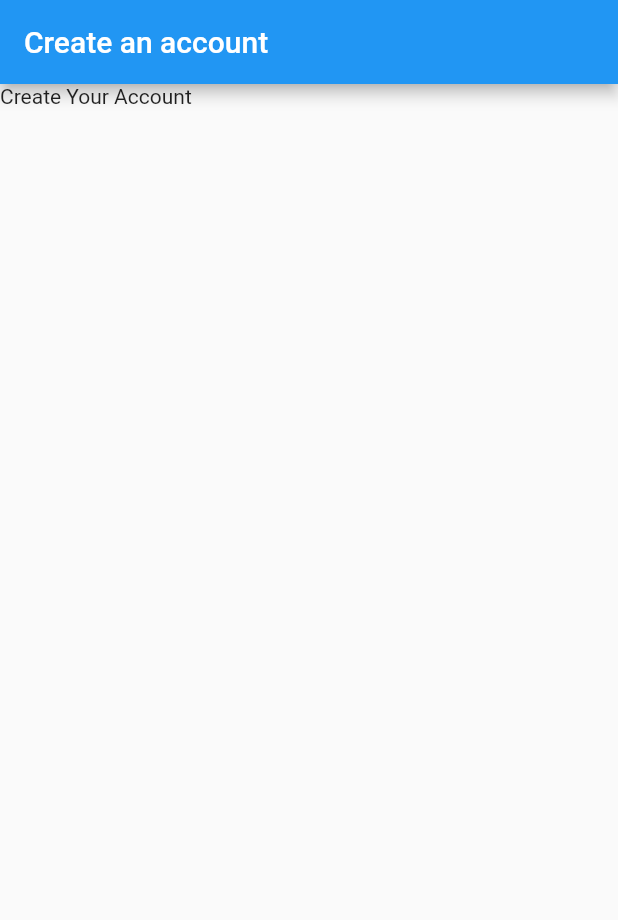
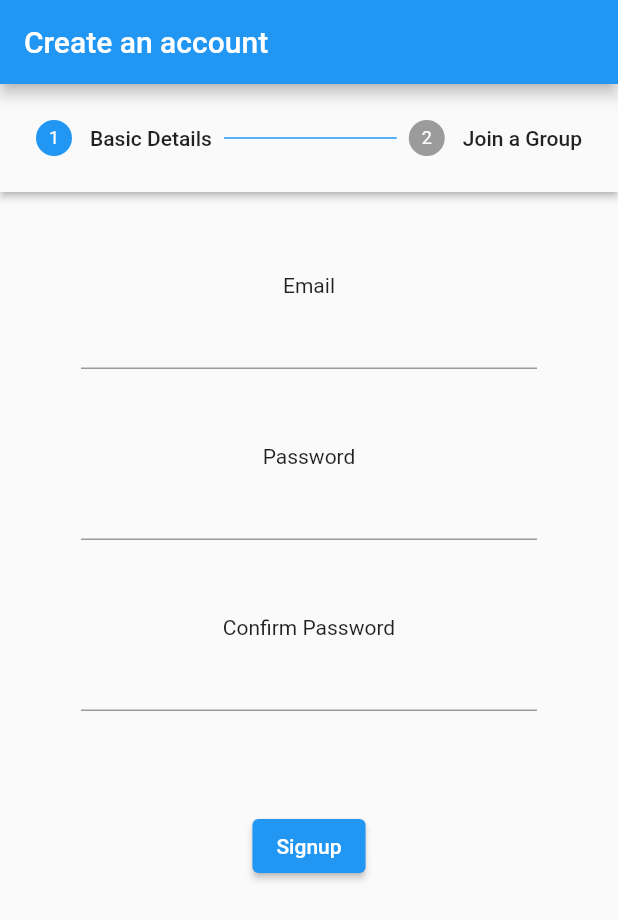
Before and after one commit to robinaerts/MovieFinder, a Flutter app: the Signup screen opened directly, on a phone screen of 412 x 824 dp. Shown: the top 920 px of the screen. Run offline on Flutter 3.47's test engine with Material 2 defaults, Android fonts, the phone set to English and light mode, and no system bars; our stand-ins replace firebase_auth, firebase_core, google_fonts; accounts and stored records are empty; network calls fail.

Commit message:
signup page

```diff
--- a/lib/components/signup_create.dart
+++ b/lib/components/signup_create.dart
@@ -1,10 +1,80 @@
+import 'package:firebase_auth/firebase_auth.dart';
 import 'package:flutter/material.dart';
 
-class CreateAccount extends StatelessWidget {
-  const CreateAccount({Key? key}) : super(key: key);
+class CreateAccount extends StatefulWidget {
+  final Function nextStep;
+  const CreateAccount({Key? key, required this.nextStep}) : super(key: key);
 
   @override
+  State<CreateAccount> createState() => _CreateAccountState();
+}
+
+class _CreateAccountState extends State<CreateAccount> {
+  final emailController = TextEditingController();
+  final passwordController = TextEditingController();
+  final passwordConfirmController = TextEditingController();
+
+  Future createAccount(CreateAccount widget) async {
+    if (passwordController.text != passwordConfirmController.text) {
+      return setState(() {
+        errorMessage = "Passwords don't match";
+      });
+    }
+    if (emailController.text.isEmpty || passwordController.text.isEmpty) {
+      setState(() {
+        errorMessage = "You forgot one or more fields";
+      });
+    }
+
+    await FirebaseAuth.instance.createUserWithEmailAndPassword(
+        email: emailController.text, password: passwordController.text);
+
+    widget.nextStep();
+  }
+
+  String errorMessage = "";
+  @override
   Widget build(BuildContext context) {
-    return const Text("Create Your Account");
+    return Container(
+      margin: const EdgeInsets.all(30),
+      child: Column(
+        children: [
+          const Text("Email"),
+          TextField(
+            controller: emailController,
+          ),
+          const SizedBox(
+            height: 50,
+          ),
+          const Text("Password"),
+          TextField(
+              obscureText: true,
+              autocorrect: false,
+              enableSuggestions: false,
+              controller: passwordController),
+          const SizedBox(
+            height: 50,
+          ),
+          const Text("Confirm Password"),
+          TextField(
+              obscureText: true,
+              autocorrect: false,
+              enableSuggestions: false,
+              controller: passwordConfirmController),
+          const SizedBox(
+            height: 50,
+          ),
+          (errorMessage.isNotEmpty
+              ? Text(
+                  errorMessage,
+                  style: TextStyle(color: Theme.of(context).errorColor),
+                )
+              : const Text("")),
+          ElevatedButton(
+              onPressed: () => createAccount(widget),
+              child: const Text("Signup"))
+        ],
+      ),
+    );
   }
 }
--- a/lib/pages/signup.dart
+++ b/lib/pages/signup.dart
@@ -15,13 +15,26 @@ class _SignupState extends State<Signup> {
   @override
   Widget build(BuildContext context) {
     return Scaffold(
-        appBar: AppBar(
-          title: const Text("Create an account"),
-        ),
-        body: (step == 0)
-            ? const CreateAccount()
-            : (step == 1)
-                ? const CreateJoinGroup()
-                : const Text("Error"));
+      appBar: AppBar(
+        title: const Text("Create an account"),
+      ),
+      body: Stepper(
+        type: StepperType.horizontal,
+        currentStep: step,
+        steps: [
+          Step(
+              isActive: step >= 0,
+              title: Text("Basic Details"),
+              content: CreateAccount(nextStep: () => setState(() => step = 1))),
+          Step(
+              isActive: step >= 1,
+              title: Text("Join a Group"),
+              content: CreateJoinGroup()),
+        ],
+        controlsBuilder: (context, details) {
+          return SizedBox();
+        },
+      ),
+    );
   }
 }
--- a/pubspec.yaml
+++ b/pubspec.yaml
@@ -14,6 +14,8 @@ dependencies:
 
   cupertino_icons: ^1.0.2
   google_fonts: 3.0.1
+  cloud_firestore: ^3.3.0
+  firebase_auth: ^3.4.2
 
 dev_dependencies:
   flutter_test:
```
Also changed, not shown: lib/main.dart (+28 -10 lines), lib/pages/login.dart (+23 -4 lines), lib/pages/main_app.dart (+7 -1 lines), lib/pages/settings.dart (added, +13 -0 lines), lib/components/movies.dart (added), lib/components/overview.dart (added), lib/components/profile.dart (added), pubspec.lock, 1 other file.
